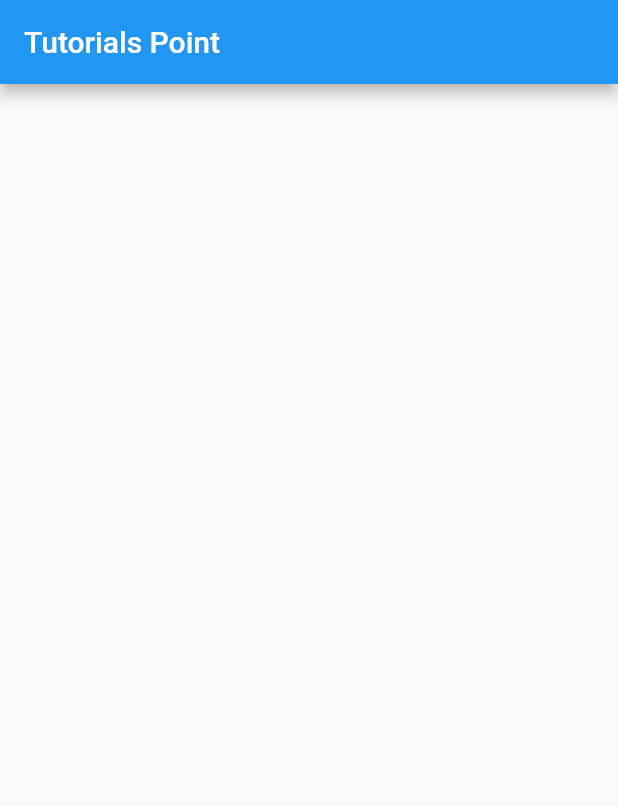
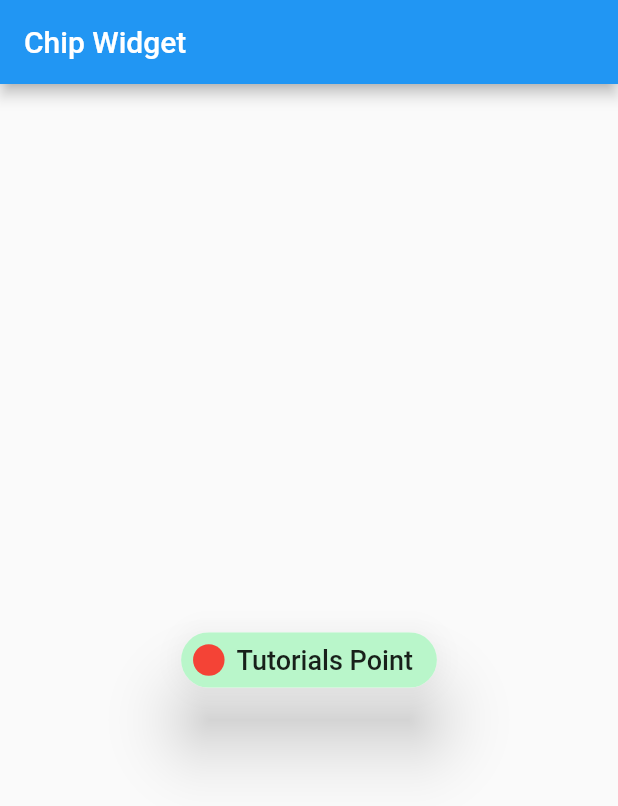
Before and after one commit to azharmarmu/tp_article, a Flutter app: the screen it shows after launch, on a phone screen of 412 x 824 dp. Shown: the top 806 px of the screen. Run offline on Flutter 3.47's test engine with Material 2 defaults, Android fonts, the phone set to English and light mode, and no system bars.

Commit message:
Chip Widget Example

```diff
--- a/lib/home_page.dart
+++ b/lib/home_page.dart
@@ -7,9 +7,26 @@
   Widget build(BuildContext context) {
     return Scaffold(
       appBar: AppBar(
-        title: const Text('Tutorials Point'),
+        title: const Text('Chip Widget'),
       ),
-      body: const SizedBox.shrink(),
+      body: Center(
+        child: Chip(
+          elevation: 20,
+          padding: const EdgeInsets.all(8),
+          backgroundColor: Colors.greenAccent[100],
+          shadowColor: Colors.black,
+          avatar: Container(
+            decoration: const BoxDecoration(
+              shape: BoxShape.circle,
+              color: Colors.red,
+            ),
+          ), //CircleAvatar
+          label: const Text(
+            'Tutorials Point',
+            style: TextStyle(fontSize: 18),
+          ), //Text
+        ), //Chip
+      ),
     );
   }
 }
```
Also changed, not shown: 2 other files.
